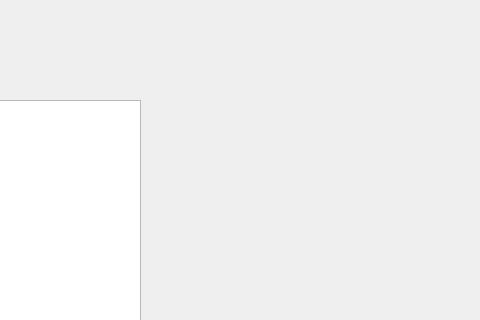
Qt form client_apProject/dashboard.ui (sabasheikhi/ap_project) before a commit; both pictures show x 100 to 580 and y 0 to 320 of the 1046 by 623 pixel window.
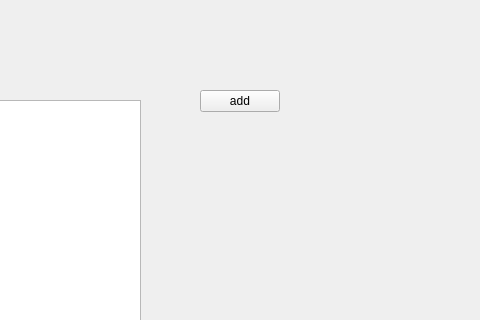
The same form after that commit. Icons and pictures are not drawn.

```diff
--- a/client_apProject/dashboard.ui
+++ b/client_apProject/dashboard.ui
@@ -62,6 +62,34 @@
     <string/>
    </property>
   </widget>
+  <widget class="QWidget" name="gridLayoutWidget">
+   <property name="geometry">
+    <rect>
+     <x>300</x>
+     <y>90</y>
+     <width>761</width>
+     <height>501</height>
+    </rect>
+   </property>
+   <layout class="QGridLayout" name="gridLayout">
+    <property name="sizeConstraint">
+     <enum>QLayout::SetFixedSize</enum>
+    </property>
+    <item row="0" column="0">
+     <widget class="QPushButton" name="addButton">
+      <property name="sizePolicy">
+       <sizepolicy hsizetype="Fixed" vsizetype="Fixed">
+        <horstretch>0</horstretch>
+        <verstretch>0</verstretch>
+       </sizepolicy>
+      </property>
+      <property name="text">
+       <string>add</string>
+      </property>
+     </widget>
+    </item>
+   </layout>
+  </widget>
   <zorder>label</zorder>
   <zorder>notificationsListWidget</zorder>
   <zorder>welcomeLabel</zorder>
```
Left out of the diff: 1 changed line with no effect on the pictures.
